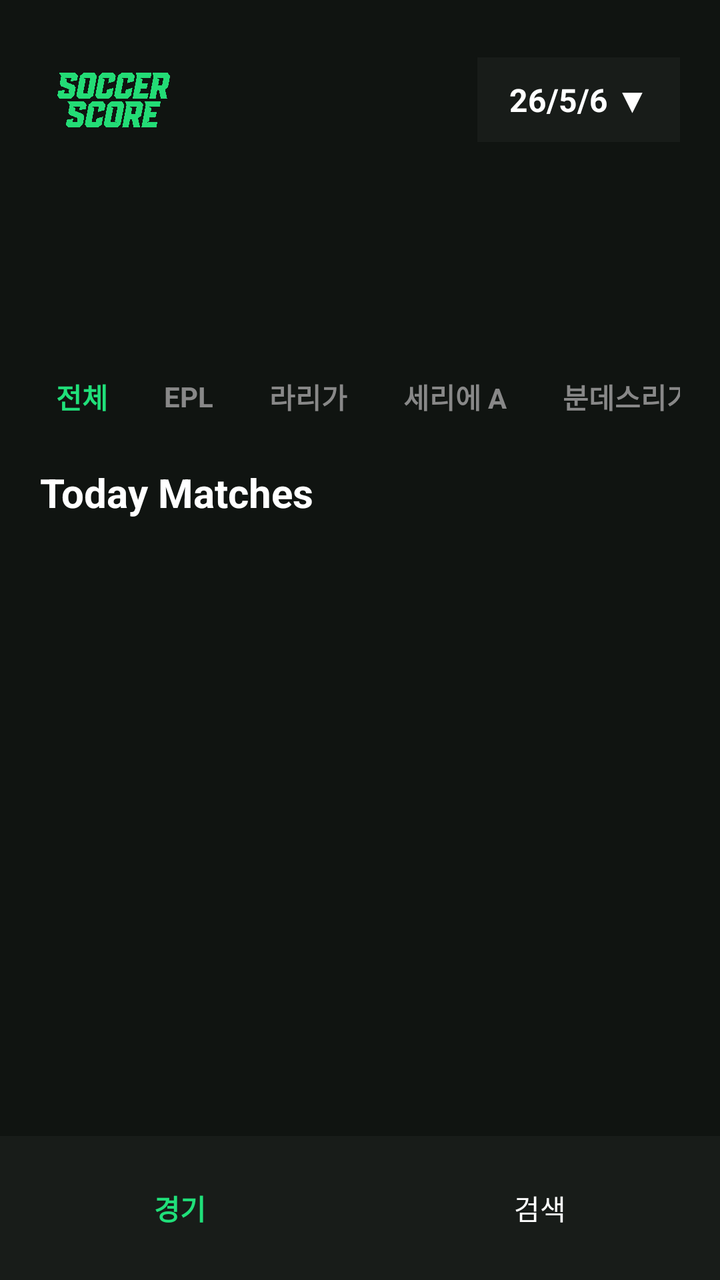
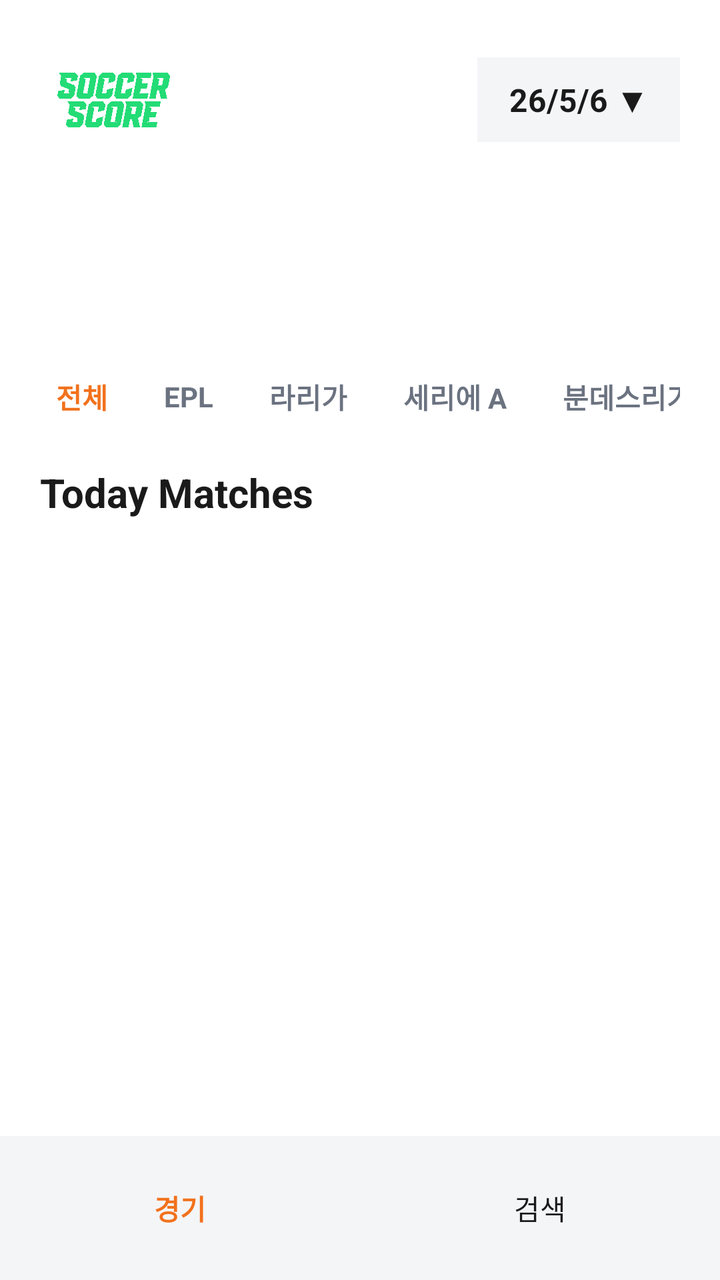

Two renders of the same Android screen: before a commit and after it. Below are the layout's source before the change and the commit's diff.
<!-- AndroidManifest.xml: application theme Theme.MyApplication -->
<!-- res/layout/activity_main.xml -->
<?xml version="1.0" encoding="utf-8"?>
<layout xmlns:android="http://schemas.android.com/apk/res/android">

    <RelativeLayout
        android:layout_width="match_parent"
        android:layout_height="match_parent"
        android:background="#101411">

        <LinearLayout
            android:layout_width="match_parent"
            android:layout_height="match_parent"
            android:layout_above="@id/bottomNav"
            android:orientation="vertical"
            android:padding="20dp">

            <LinearLayout
                android:layout_width="match_parent"
                android:layout_height="60dp"
                android:gravity="center_vertical"
                android:orientation="horizontal">

                <ImageView
                    android:layout_width="120dp"
                    android:layout_height="40dp"
                    android:src="@drawable/livescore1"
                    android:scaleType="fitStart" />

                <View android:layout_width="0dp" android:layout_height="1dp" android:layout_weight="1" />

                <TextView
                    android:id="@+id/btnCalendar"
                    android:layout_width="wrap_content"
                    android:layout_height="wrap_content"
                    android:text="26/5/6 ▼"
                    android:textColor="#FFFFFF"
                    android:textSize="16sp"
                    android:textStyle="bold"
                    android:paddingHorizontal="16dp"
                    android:paddingVertical="10dp"
                    android:background="#181C19" />
            </LinearLayout>

            <androidx.recyclerview.widget.RecyclerView
                android:id="@+id/rvDateList"
                android:layout_width="match_parent"
                android:layout_height="80dp"
                android:layout_marginTop="12dp" />

            
            <HorizontalScrollView
                android:layout_width="match_parent"
                android:layout_height="wrap_content"
                android:layout_marginTop="8dp"
                android:scrollbars="none">
                <LinearLayout
                    android:layout_width="wrap_content"
                    android:layout_height="wrap_content"
                    android:orientation="horizontal"
                    android:gravity="center_vertical">

                    <TextView
                        android:id="@+id/tabAll"
                        android:layout_width="wrap_content"
                        android:layout_height="wrap_content"
                        android:text="전체"
                        android:textColor="#20E07A"
                        android:textSize="14sp"
                        android:textStyle="bold"
                        android:padding="8dp"
                        android:layout_marginEnd="12dp"/>

                    <TextView
                        android:id="@+id/tabEpl"
                        android:layout_width="wrap_content"
                        android:layout_height="wrap_content"
                        android:text="EPL"
                        android:textColor="#888888"
                        android:textSize="14sp"
                        android:textStyle="bold"
                        android:padding="8dp"
                        android:layout_marginEnd="12dp"/>

                    <TextView
                        android:id="@+id/tabLaLiga"
                        android:layout_width="wrap_content"
                        android:layout_height="wrap_content"
                        android:text="라리가"
                        android:textColor="#888888"
                        android:textSize="14sp"
                        android:textStyle="bold"
                        android:padding="8dp"
                        android:layout_marginEnd="12dp"/>

                    <TextView
                        android:id="@+id/tabSerieA"
                        android:layout_width="wrap_content"
                        android:layout_height="wrap_content"
                        android:text="세리에 A"
                        android:textColor="#888888"
                        android:textSize="14sp"
                        android:textStyle="bold"
                        android:padding="8dp"
                        android:layout_marginEnd="12dp"/>

                    <TextView
                        android:id="@+id/tabBundesliga"
                        android:layout_width="wrap_content"
                        android:layout_height="wrap_content"
                        android:text="분데스리가"
                        android:textColor="#888888"
                        android:textSize="14sp"
                        android:textStyle="bold"
                        android:padding="8dp"
                        android:layout_marginEnd="12dp"/>

                    <TextView
                        android:id="@+id/tabLigue1"
                        android:layout_width="wrap_content"
                        android:layout_height="wrap_content"
                        android:text="리그 1"
                        android:textColor="#888888"
                        android:textSize="14sp"
                        android:textStyle="bold"
                        android:padding="8dp"/>
                </LinearLayout>
            </HorizontalScrollView>

            <TextView
                android:layout_width="wrap_content"
                android:layout_height="wrap_content"
                android:text="Today Matches"
                android:textColor="#FFFFFF"
                android:textSize="20sp"
                android:textStyle="bold"
                android:layout_marginTop="16dp" />

            <androidx.recyclerview.widget.RecyclerView
                android:id="@+id/rvMatches"
                android:layout_width="match_parent"
                android:layout_height="match_parent"
                android:layout_marginTop="10dp" />
        </LinearLayout>

        <LinearLayout
            android:id="@+id/bottomNav"
            android:layout_width="match_parent"
            android:layout_height="72dp"
            android:layout_alignParentBottom="true"
            android:background="#181C19"
            android:orientation="horizontal">
            <TextView android:id="@+id/navMatch" android:layout_width="0dp" android:layout_height="match_parent" android:layout_weight="1" android:gravity="center" android:text="경기" android:textColor="#20E07A" android:textStyle="bold" />
            <TextView android:id="@+id/navSearch" android:layout_width="0dp" android:layout_height="match_parent" android:layout_weight="1" android:gravity="center" android:text="검색" android:textColor="#FFFFFF" />
        </LinearLayout>
    </RelativeLayout>
</layout>
<!-- resources referenced by this layout -->
<resources>
  <!-- drawable livescore1: png bitmap (drawable, 242704 bytes) -->
  <style name="Theme.MyApplication" parent="Base.Theme.MyApplication" />
  <style name="Base.Theme.MyApplication" parent="Theme.Material3.DayNight.NoActionBar">
          
          
      </style>
</resources>

<!-- the commit's change to res/layout/activity_main.xml (unified diff, before → after) -->
@@ -4,7 +4,7 @@
     <RelativeLayout
         android:layout_width="match_parent"
         android:layout_height="match_parent"
-        android:background="#101411">
+        android:background="@color/bg">
 
         <LinearLayout
             android:layout_width="match_parent"
@@ -32,12 +32,12 @@
                     android:layout_width="wrap_content"
                     android:layout_height="wrap_content"
                     android:text="26/5/6 ▼"
-                    android:textColor="#FFFFFF"
+                    android:textColor="@color/text_primary"
                     android:textSize="16sp"
                     android:textStyle="bold"
                     android:paddingHorizontal="16dp"
                     android:paddingVertical="10dp"
-                    android:background="#181C19" />
+                    android:background="@color/surface" />
             </LinearLayout>
 
             <androidx.recyclerview.widget.RecyclerView
@@ -63,7 +63,7 @@
                         android:layout_width="wrap_content"
                         android:layout_height="wrap_content"
                         android:text="전체"
-                        android:textColor="#20E07A"
+                        android:textColor="@color/accent"
                         android:textSize="14sp"
                         android:textStyle="bold"
                         android:padding="8dp"
@@ -74,7 +74,7 @@
                         android:layout_width="wrap_content"
                         android:layout_height="wrap_content"
                         android:text="EPL"
-                        android:textColor="#888888"
+                        android:textColor="@color/text_secondary"
                         android:textSize="14sp"
                         android:textStyle="bold"
                         android:padding="8dp"
@@ -85,7 +85,7 @@
                         android:layout_width="wrap_content"
                         android:layout_height="wrap_content"
                         android:text="라리가"
-                        android:textColor="#888888"
+                        android:textColor="@color/text_secondary"
                         android:textSize="14sp"
                         android:textStyle="bold"
                         android:padding="8dp"
@@ -96,7 +96,7 @@
                         android:layout_width="wrap_content"
                         android:layout_height="wrap_content"
                         android:text="세리에 A"
-                        android:textColor="#888888"
+                        android:textColor="@color/text_secondary"
                         android:textSize="14sp"
                         android:textStyle="bold"
                         android:padding="8dp"
@@ -107,7 +107,7 @@
                         android:layout_width="wrap_content"
                         android:layout_height="wrap_content"
                         android:text="분데스리가"
-                        android:textColor="#888888"
+                        android:textColor="@color/text_secondary"
                         android:textSize="14sp"
                         android:textStyle="bold"
                         android:padding="8dp"
@@ -118,7 +118,7 @@
                         android:layout_width="wrap_content"
                         android:layout_height="wrap_content"
                         android:text="리그 1"
-                        android:textColor="#888888"
+                        android:textColor="@color/text_secondary"
                         android:textSize="14sp"
                         android:textStyle="bold"
                         android:padding="8dp"/>
@@ -129,7 +129,7 @@
                 android:layout_width="wrap_content"
                 android:layout_height="wrap_content"
                 android:text="Today Matches"
-                android:textColor="#FFFFFF"
+                android:textColor="@color/text_primary"
                 android:textSize="20sp"
                 android:textStyle="bold"
                 android:layout_marginTop="16dp" />
@@ -146,10 +146,10 @@
             android:layout_width="match_parent"
             android:layout_height="72dp"
             android:layout_alignParentBottom="true"
-            android:background="#181C19"
+            android:background="@color/surface"
             android:orientation="horizontal">
-            <TextView android:id="@+id/navMatch" android:layout_width="0dp" android:layout_height="match_parent" android:layout_weight="1" android:gravity="center" android:text="경기" android:textColor="#20E07A" android:textStyle="bold" />
-            <TextView android:id="@+id/navSearch" android:layout_width="0dp" android:layout_height="match_parent" android:layout_weight="1" android:gravity="center" android:text="검색" android:textColor="#FFFFFF" />
+            <TextView android:id="@+id/navMatch" android:layout_width="0dp" android:layout_height="match_parent" android:layout_weight="1" android:gravity="center" android:text="경기" android:textColor="@color/accent" android:textStyle="bold" />
+            <TextView android:id="@+id/navSearch" android:layout_width="0dp" android:layout_height="match_parent" android:layout_weight="1" android:gravity="center" android:text="검색" android:textColor="@color/text_primary" />
         </LinearLayout>
     </RelativeLayout>
 </layout>
<!-- resource entries referenced after the edit -->
@@ -1,10 +1,21 @@
 <!-- resources referenced by this layout -->
 <resources>
+  <color name="accent">#F2711C</color>
+  <color name="bg">#FFFFFF</color>
+  <color name="surface">#F4F5F7</color>
+  <color name="text_primary">#1A1A1A</color>
+  <color name="text_secondary">#6B7280</color>
   <!-- drawable livescore1: png bitmap (drawable, 242704 bytes) -->
   <style name="Theme.MyApplication" parent="Base.Theme.MyApplication" />
-  <style name="Base.Theme.MyApplication" parent="Theme.Material3.DayNight.NoActionBar">
-          
-          
+  <style name="Base.Theme.MyApplication" parent="Theme.Material3.Light.NoActionBar">
+          <item name="colorPrimary">@color/accent</item>
+          <item name="colorOnPrimary">@color/on_accent</item>
+          <item name="android:windowBackground">@color/bg</item>
+          <item name="android:statusBarColor">@color/bg</item>
+          <item name="android:navigationBarColor">@color/bg</item>
+          <item name="android:windowLightStatusBar">true</item>
+          <item name="android:windowLightNavigationBar" tools:targetApi="o_mr1">true</item>
       </style>
+  <color name="on_accent">#FFFFFF</color>
 </resources>
 
